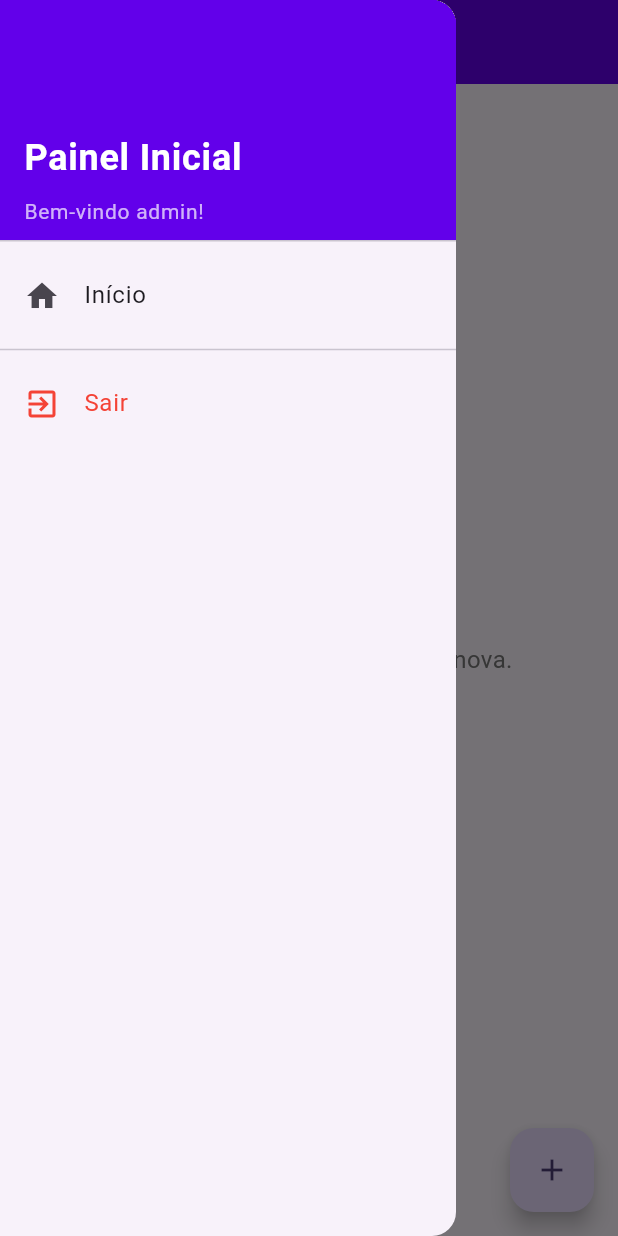
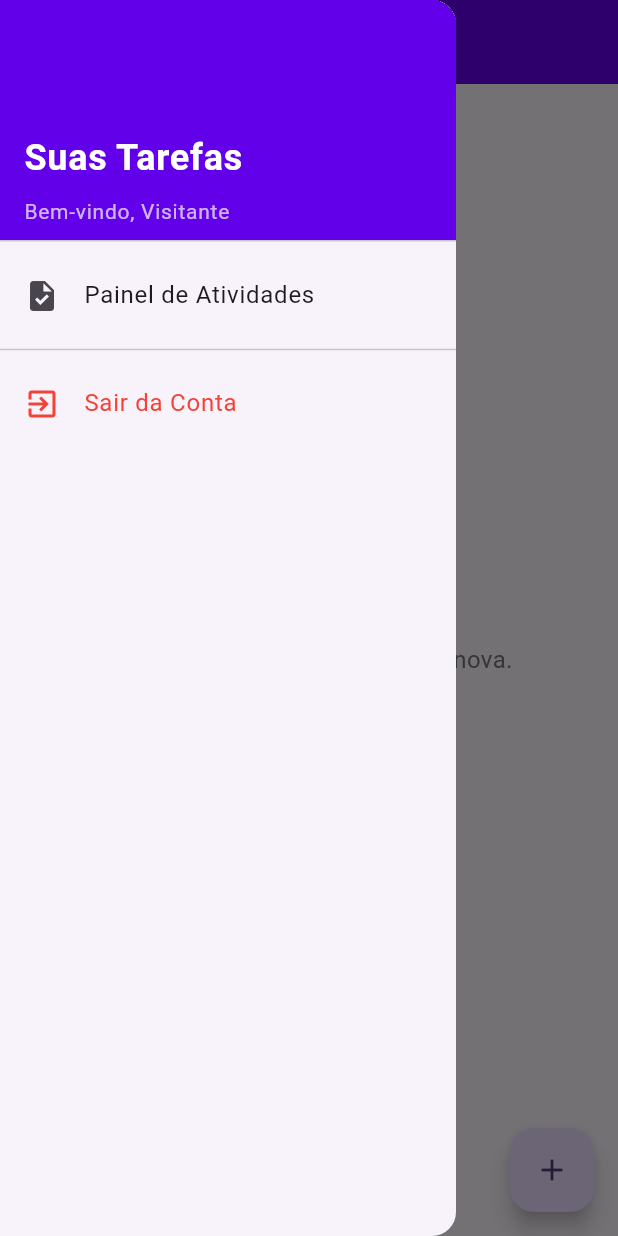
Before and after one commit to J0A0-MartIns/desenvolvimento_mobile_lista_tarefas, a Flutter app: the MainListScreen screen opened directly, with the side drawer open, on a phone screen of 412 x 824 dp. Run offline on Flutter 3.47's test engine with Material 3 defaults, Android fonts, the phone set to English and light mode, and no system bars.

Commit message:
Ajustes de autenticação

```diff
--- a/lib/main.dart
+++ b/lib/main.dart
@@ -27,7 +27,8 @@ class MyApp extends StatelessWidget {
       debugShowCheckedModeBanner: false,
       theme: ThemeData(
         colorScheme: ColorScheme.fromSeed(
-          seedColor: const Color(0xFF6200EA),           brightness: Brightness.light,
+          seedColor: const Color(0xFF6200EA),
+          brightness: Brightness.light,
         ),
         useMaterial3: true,
         fontFamily: 'Roboto',
--- a/lib/models/item_model.dart
+++ b/lib/models/item_model.dart
@@ -4,6 +4,7 @@ class ItemModel {
   String description;
   bool isCompleted;
   DateTime? dueDate;
+  String ownerEmail;
 
   ItemModel({
     required this.id,
@@ -11,6 +12,7 @@ class ItemModel {
     this.description = '',
     this.isCompleted = false,
     this.dueDate,
+    required this.ownerEmail,
   });
 
   ItemModel copyWith({
@@ -19,6 +21,7 @@ class ItemModel {
     String? description,
     bool? isCompleted,
     DateTime? dueDate,
+    String? ownerEmail,
   }) {
     return ItemModel(
       id: id ?? this.id,
@@ -26,6 +29,7 @@ class ItemModel {
       description: description ?? this.description,
       isCompleted: isCompleted ?? this.isCompleted,
       dueDate: dueDate ?? this.dueDate,
+      ownerEmail: ownerEmail ?? this.ownerEmail,
     );
   }
 }
--- a/lib/providers/auth_provider.dart
+++ b/lib/providers/auth_provider.dart
@@ -7,10 +7,16 @@ class AuthProvider extends ChangeNotifier {
   AuthState _state = AuthState.idle;
   AuthMode _mode = AuthMode.login;
   String? _errorMessage;
+  String? _currentUserEmail;
+
+  final Map<String, String> _registeredAccounts = {
+    'admin@teste.com': '123456'
+  };
 
   AuthState get state => _state;
   AuthMode get mode => _mode;
   String? get errorMessage => _errorMessage;
+  String? get currentUserEmail => _currentUserEmail;
 
   void toggleMode() {
     _mode = _mode == AuthMode.login ? AuthMode.register : AuthMode.login;
@@ -31,26 +37,33 @@ class AuthProvider extends ChangeNotifier {
     _errorMessage = null;
     notifyListeners();
 
-    // Simulate network delay
     await Future.delayed(const Duration(seconds: 2));
 
-    // Basic mock authentication
     if (_mode == AuthMode.login) {
-      if (email == 'admin@teste.com' && password == '123456') {
+      if (_registeredAccounts.containsKey(email) && _registeredAccounts[email] == password) {
         _state = AuthState.success;
+        _currentUserEmail = email;
         notifyListeners();
         return true;
       } else {
         _state = AuthState.error;
-        _errorMessage = 'Credenciais inválidas.';
+        _errorMessage = 'Credenciais inválidas ou conta inexistente.';
         notifyListeners();
         return false;
       }
     } else {
-      // Mock register
-      _state = AuthState.success;
-      notifyListeners();
-      return true;
+      if (_registeredAccounts.containsKey(email)) {
+        _state = AuthState.error;
+        _errorMessage = 'Esse e-mail já existe no sistema.';
+        notifyListeners();
+        return false;
+      } else {
+        _registeredAccounts[email] = password;
+        _state = AuthState.success;
+        // Não loga automaticamente no cadastro, continua nulo!
+        notifyListeners();
+        return true;
+      }
     }
   }
 
@@ -58,6 +71,7 @@ class AuthProvider extends ChangeNotifier {
     _state = AuthState.idle;
     _mode = AuthMode.login;
     _errorMessage = null;
+    _currentUserEmail = null;
     notifyListeners();
   }
 }
--- a/lib/providers/item_provider.dart
+++ b/lib/providers/item_provider.dart
@@ -5,14 +5,18 @@ import 'dart:math';
 class ItemProvider extends ChangeNotifier {
   final List<ItemModel> _items = [];
 
-  List<ItemModel> get items => List.unmodifiable(_items);
+  // Pega apenas as tarefas logadas pro usuario ativo no momento
+  List<ItemModel> getItemsForUser(String email) {
+    return _items.where((item) => item.ownerEmail == email).toList();
+  }
 
-  void addItem(String title, String description, {DateTime? dueDate}) {
+  void addItem(String title, String description, String ownerEmail, {DateTime? dueDate}) {
     final newItem = ItemModel(
       id: Random().nextInt(10000).toString(),
       title: title,
       description: description,
       dueDate: dueDate,
+      ownerEmail: ownerEmail,
     );
     _items.add(newItem);
     notifyListeners();
--- a/lib/screens/item_form_screen.dart
+++ b/lib/screens/item_form_screen.dart
@@ -1,6 +1,7 @@
 import 'package:flutter/material.dart';
 import 'package:provider/provider.dart';
 import '../providers/item_provider.dart';
+import '../providers/auth_provider.dart';
 import '../models/item_model.dart';
 import '../enums/app_spacing.dart';
 import '../widgets/auth_text_field.dart';
@@ -39,11 +40,15 @@ class _ItemFormScreenState extends State<ItemFormScreen> {
   }
 
   void _save() {
+    // Pega qual conta está logada pra salvar nela
+    final emailLogado = context.read<AuthProvider>().currentUserEmail ?? 'Visitante';
+
     if (_formKey.currentState!.validate()) {
       if (widget.itemToEdit == null) {
         context.read<ItemProvider>().addItem(
               _titleController.text,
               _descController.text,
+              emailLogado,
               dueDate: _dueDate,
             );
         ScaffoldMessenger.of(context).showSnackBar(
--- a/lib/screens/main_list_screen.dart
+++ b/lib/screens/main_list_screen.dart
@@ -3,8 +3,8 @@ import 'package:provider/provider.dart';
 import '../providers/item_provider.dart';
 import '../providers/auth_provider.dart';
 import '../enums/app_spacing.dart';
+import '../widgets/app_drawer.dart';
 import 'item_form_screen.dart';
-import 'login_screen.dart';
 
 class MainListScreen extends StatelessWidget {
   const MainListScreen({super.key});
@@ -43,7 +43,7 @@ class MainListScreen extends StatelessWidget {
     final diff = target.difference(today).inDays;
 
     if (diff == 0) return 'Vence hoje!';
-    if (diff == 1) return 'Vence em 1 dia';
+    if (diff == 1) return 'Vence amanhã';
     if (diff > 1) return 'Vence em $diff dias';
     if (diff == -1) return 'Atrasado 1 dia';
     return 'Atrasado ${-diff} dias';
@@ -51,65 +51,17 @@ class MainListScreen extends StatelessWidget {
 
   @override
   Widget build(BuildContext context) {
+    final auth = context.watch<AuthProvider>();
     final provider = context.watch<ItemProvider>();
-    final items = provider.items;
+
+    // Agora só filtramos as tarefas que cruzam com o email de quem tá acessando
+    final items = provider.getItemsForUser(auth.currentUserEmail ?? '');
 
     return Scaffold(
       appBar: AppBar(
         title: const Text('Minhas Tarefas'),
       ),
-      drawer: Drawer(
-        child: ListView(
-          padding: EdgeInsets.zero,
-          children: [
-            DrawerHeader(
-              decoration: const BoxDecoration(
-                color: Color(0xFF6200EA),
-              ),
-              child: Column(
-                crossAxisAlignment: CrossAxisAlignment.start,
-                mainAxisAlignment: MainAxisAlignment.end,
-                children: [
-                  const Text(
-                    'Painel Inicial',
-                    style: TextStyle(
-                      color: Colors.white,
-                      fontSize: 24,
-                      fontWeight: FontWeight.bold,
-                    ),
-                  ),
-                  SizedBox(height: AppSpacing.small.value),
-                  const Text(
-                    'Bem-vindo admin!',
-                    style: TextStyle(
-                      color: Colors.white70,
-                      fontSize: 14,
-                    ),
-                  ),
-                ],
-              ),
-            ),
-            ListTile(
-              leading: const Icon(Icons.home),
-              title: const Text('Início'),
-              onTap: () {
-                Navigator.pop(context);
-              },
-            ),
-            const Divider(),
-            ListTile(
-              leading: const Icon(Icons.exit_to_app, color: Colors.red),
-              title: const Text('Sair', style: TextStyle(color: Colors.red)),
-              onTap: () {
-                context.read<AuthProvider>().logout();
-                Navigator.of(context).pushReplacement(
-                  MaterialPageRoute(builder: (_) => const LoginScreen()),
-                );
-              },
-            ),
-          ],
-        ),
-      ),
+      drawer: const AppDrawer(),
       body: items.isEmpty
           ? Center(
               child: Text(
--- /dev/null
+++ b/lib/widgets/app_drawer.dart
@@ -0,0 +1,70 @@
+import 'package:flutter/material.dart';
+import 'package:provider/provider.dart';
+import '../providers/auth_provider.dart';
+import '../enums/app_spacing.dart';
+import '../screens/login_screen.dart';
+import '../screens/main_list_screen.dart';
+
+class AppDrawer extends StatelessWidget {
+  const AppDrawer({super.key});
+
+  @override
+  Widget build(BuildContext context) {
+    // Recuperar o email logado
+    final loggedEmail = context.watch<AuthProvider>().currentUserEmail ?? 'Visitante';
+
+    return Drawer(
+      child: ListView(
+        padding: EdgeInsets.zero,
+        children: [
+          DrawerHeader(
+            decoration: const BoxDecoration(
+              color: Color(0xFF6200EA),
+            ),
+            child: Column(
+              crossAxisAlignment: CrossAxisAlignment.start,
+              mainAxisAlignment: MainAxisAlignment.end,
+              children: [
+                const Text(
+                  'Suas Tarefas',
+                  style: TextStyle(
+                    color: Colors.white,
+                    fontSize: 24,
+                    fontWeight: FontWeight.bold,
+                  ),
+                ),
+                SizedBox(height: AppSpacing.small.value),
+                Text(
+                  'Bem-vindo, $loggedEmail',
+                  style: const TextStyle(
+                    color: Colors.white70,
+                    fontSize: 14,
+                  ),
+                ),
+              ],
+            ),
+          ),
+          ListTile(
+            leading: const Icon(Icons.task),
+            title: const Text('Painel de Atividades'),
+            onTap: () {
+              // Já estamos no painel de atividades como raiz, então pop
+              Navigator.of(context).pop();
+            },
+          ),
+          const Divider(),
+          ListTile(
+            leading: const Icon(Icons.exit_to_app, color: Colors.red),
+            title: const Text('Sair da Conta', style: TextStyle(color: Colors.red)),
+            onTap: () {
+              context.read<AuthProvider>().logout();
+              Navigator.of(context).pushReplacement(
+                MaterialPageRoute(builder: (_) => const LoginScreen()),
+              );
+            },
+          ),
+        ],
+      ),
+    );
+  }
+}
```
Also changed, not shown: lib/screens/login_screen.dart (+17 -24 lines).
